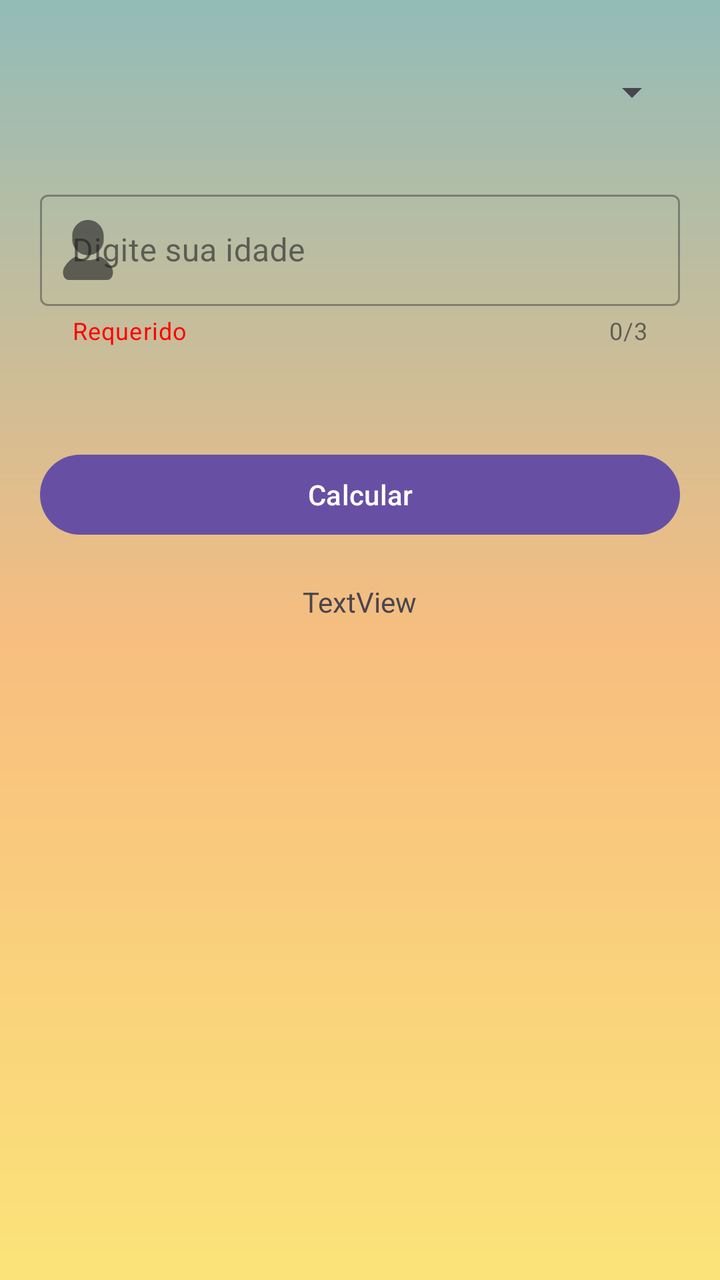
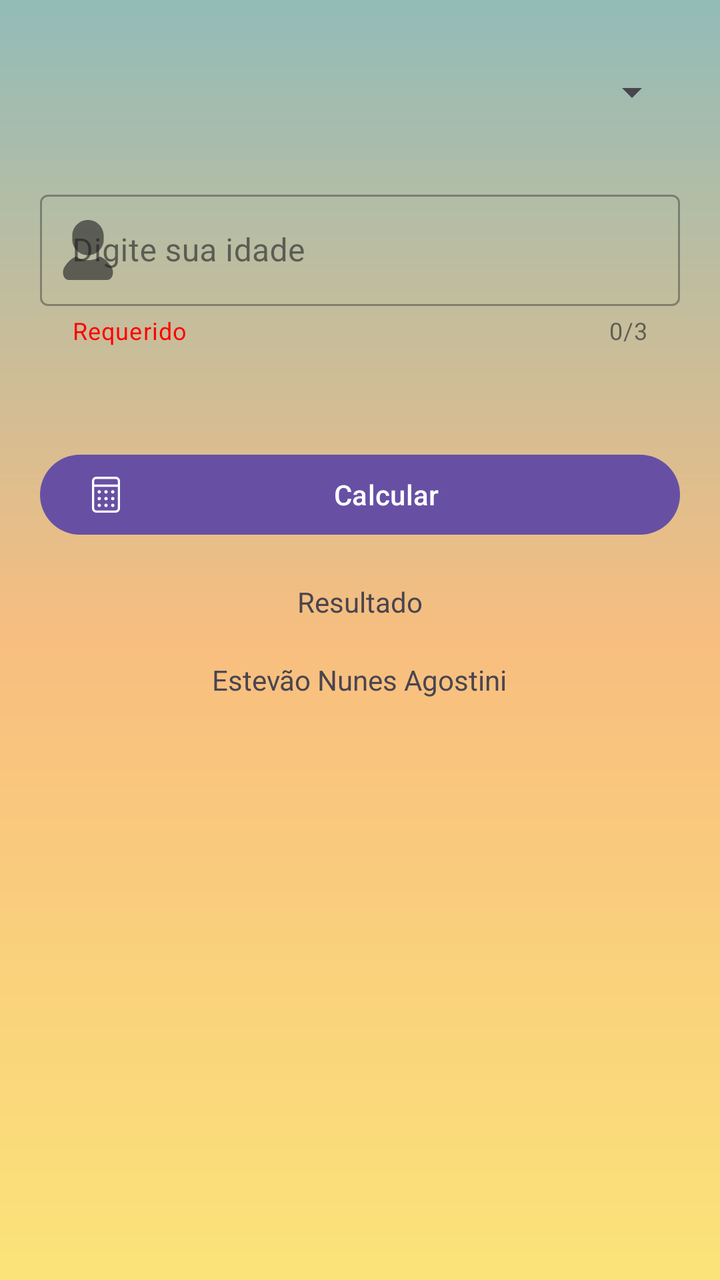

Screens rendered from an Android XML layout before and after an edit, with the pre-edit source and the edit as a unified diff.
<!-- AndroidManifest.xml: application theme Theme.AppAposentadoria -->
<!-- res/layout/activity_main.xml -->
<?xml version="1.0" encoding="utf-8"?>
<LinearLayout
    xmlns:android="http://schemas.android.com/apk/res/android"
    xmlns:tools="http://schemas.android.com/tools"
    xmlns:app="http://schemas.android.com/apk/res-auto"
    android:id="@+id/main"
    android:layout_width="match_parent"
    android:layout_height="match_parent"
    android:orientation="vertical"
    android:paddingStart="20dp"
    android:paddingEnd="20dp"
    android:background="@drawable/bgbackground"
    tools:context=".MainActivity">

    <Spinner
        android:id="@+id/escolha"
        android:layout_width="match_parent"
        android:layout_height="wrap_content"
        android:layout_marginTop="30dp"
        android:padding="16dp" />

    <com.google.android.material.textfield.TextInputLayout
        android:id="@+id/inputIdade"
        style="@style/Widget.MaterialComponents.TextInputLayout.OutlinedBox"
        android:layout_width="match_parent"
        android:layout_height="wrap_content"
        android:layout_marginTop="30dp"
        android:hint="@string/digite_sua_idade"
        app:counterEnabled="true"
        app:counterMaxLength="3"
        app:endIconMode="clear_text"
        app:helperText="@string/requerido"
        app:helperTextTextColor="@color/red"
        app:startIconDrawable="@drawable/icpessoa">

        <com.google.android.material.textfield.TextInputEditText
            android:id="@+id/editIdade"
            android:layout_width="match_parent"
            android:layout_height="wrap_content"
            android:inputType="number"
            android:maxLength="3" />

    </com.google.android.material.textfield.TextInputLayout>

    <Button
        android:id="@+id/calcular"
        android:layout_width="match_parent"
        android:layout_height="wrap_content"
        android:layout_marginTop="50dp"
        android:text="@string/calcular" />

    <TextView
        android:id="@+id/textView"
        android:layout_width="wrap_content"
        android:layout_height="wrap_content"
        android:layout_gravity="center_horizontal"
        android:layout_marginTop="20dp"
        android:text="TextView" />

</LinearLayout>
<!-- resources referenced by this layout -->
<resources>
  <color name="red">#FF0000</color>
  <!-- drawable bgbackground (drawable) -->
  <?xml version="1.0" encoding="utf-8"?>
  <shape xmlns:android="http://schemas.android.com/apk/res/android"
      android:shape="rectangle">
  
      <gradient
          android:type="linear"
          android:startColor="@color/degrade1"
          android:centerColor="@color/degrade2"
          android:endColor="@color/degrade3"
          android:angle="50" />
  
  </shape>
  <!-- drawable icpessoa (drawable) -->
  <vector xmlns:android="http://schemas.android.com/apk/res/android" android:height="30dp" android:viewportHeight="512" android:viewportWidth="512" android:width="30dp">
        
      <path android:fillColor="#000000" android:pathData="M458.16,404.22c-18.93,-33.65 -49.93,-71.76 -100.41,-93.43c-28.87,20.2 -63.94,32.09 -101.75,32.09c-37.83,0 -72.9,-11.89 -101.77,-32.09c-50.47,21.67 -81.48,59.78 -100.4,93.43C28.73,448.85 48.42,512 91.84,512c43.43,0 164.16,0 164.16,0s120.73,0 164.15,0C463.58,512 483.27,448.85 458.16,404.22z"/>
        
      <path android:fillColor="#000000" android:pathData="M256.01,300.64c74.14,0 134.23,-60.11 134.23,-134.24v-32.16C390.24,60.11 330.15,0 256.01,0c-74.15,0 -134.25,60.11 -134.25,134.24V166.4C121.75,240.53 181.85,300.64 256.01,300.64z"/>
      
  </vector>
  <string name="calcular">Calcular</string>
  <string name="digite_sua_idade">Digite sua idade</string>
  <string name="requerido">Requerido</string>
  <style name="Theme.AppAposentadoria" parent="Base.Theme.AppAposentadoria" />
  <color name="degrade1">#92BCB8</color>
  <color name="degrade2">#F8BE7F</color>
  <color name="degrade3">#FBE379</color>
  <style name="Base.Theme.AppAposentadoria" parent="Theme.Material3.DayNight.NoActionBar">
          
          
      </style>
</resources>

<!-- the commit's change to res/layout/activity_main.xml (unified diff, before → after) -->
@@ -47,14 +47,23 @@
         android:layout_width="match_parent"
         android:layout_height="wrap_content"
         android:layout_marginTop="50dp"
-        android:text="@string/calcular" />
+        android:text="@string/calcular"
+        app:icon="@drawable/iccalculadora"/>
 
     <TextView
-        android:id="@+id/textView"
+        android:id="@+id/resultado"
         android:layout_width="wrap_content"
         android:layout_height="wrap_content"
         android:layout_gravity="center_horizontal"
         android:layout_marginTop="20dp"
-        android:text="TextView" />
+        android:text="@string/resultado" />
+
+    <TextView
+        android:id="@+id/nome"
+        android:layout_width="wrap_content"
+        android:layout_height="wrap_content"
+        android:layout_gravity="center_horizontal"
+        android:layout_marginTop="20dp"
+        android:text="@string/nome" />
 
 </LinearLayout>
<!-- resource entries referenced after the edit -->
@@ -14,6 +14,12 @@
           android:angle="50" />
   
   </shape>
+  <!-- drawable iccalculadora (drawable) -->
+  <vector xmlns:android="http://schemas.android.com/apk/res/android" android:height="30dp" android:viewportHeight="32" android:viewportWidth="32" android:width="30dp">
+        
+      <path android:fillColor="#FFFFFF" android:fillType="nonZero" android:pathData="m24.5,0c2.209,0 4,1.791 4,4v24c0,2.209 -1.791,4 -4,4h-17c-2.209,0 -4,-1.791 -4,-4v-24c0,-2.209 1.791,-4 4,-4zM26.5,9h-21v19c0,1.054 0.816,1.918 1.851,1.995l0.149,0.005h17c1.054,0 1.918,-0.816 1.995,-1.851l0.005,-0.149zM10,24c0.828,0 1.5,0.672 1.5,1.5s-0.672,1.5 -1.5,1.5 -1.5,-0.672 -1.5,-1.5 0.672,-1.5 1.5,-1.5zM16,24c0.828,0 1.5,0.672 1.5,1.5s-0.672,1.5 -1.5,1.5 -1.5,-0.672 -1.5,-1.5 0.672,-1.5 1.5,-1.5zM22,24c0.828,0 1.5,0.672 1.5,1.5s-0.672,1.5 -1.5,1.5 -1.5,-0.672 -1.5,-1.5 0.672,-1.5 1.5,-1.5zM10,18c0.828,0 1.5,0.672 1.5,1.5s-0.672,1.5 -1.5,1.5 -1.5,-0.672 -1.5,-1.5 0.672,-1.5 1.5,-1.5zM16,18c0.828,0 1.5,0.672 1.5,1.5s-0.672,1.5 -1.5,1.5 -1.5,-0.672 -1.5,-1.5 0.672,-1.5 1.5,-1.5zM22,18c0.828,0 1.5,0.672 1.5,1.5s-0.672,1.5 -1.5,1.5 -1.5,-0.672 -1.5,-1.5 0.672,-1.5 1.5,-1.5zM10,12c0.828,0 1.5,0.672 1.5,1.5s-0.672,1.5 -1.5,1.5 -1.5,-0.672 -1.5,-1.5 0.672,-1.5 1.5,-1.5zM16,12c0.828,0 1.5,0.672 1.5,1.5s-0.672,1.5 -1.5,1.5 -1.5,-0.672 -1.5,-1.5 0.672,-1.5 1.5,-1.5zM22,12c0.828,0 1.5,0.672 1.5,1.5s-0.672,1.5 -1.5,1.5 -1.5,-0.672 -1.5,-1.5 0.672,-1.5 1.5,-1.5zM24.5,2h-17c-1.054,0 -1.918,0.816 -1.995,1.851l-0.005,0.149v3h21v-3c0,-1.054 -0.816,-1.918 -1.851,-1.995z"/>
+      
+  </vector>
   <!-- drawable icpessoa (drawable) -->
   <vector xmlns:android="http://schemas.android.com/apk/res/android" android:height="30dp" android:viewportHeight="512" android:viewportWidth="512" android:width="30dp">
         
@@ -24,7 +30,9 @@
   </vector>
   <string name="calcular">Calcular</string>
   <string name="digite_sua_idade">Digite sua idade</string>
+  <string name="nome">Estevão Nunes Agostini</string>
   <string name="requerido">Requerido</string>
+  <string name="resultado">Resultado</string>
   <style name="Theme.AppAposentadoria" parent="Base.Theme.AppAposentadoria" />
   <color name="degrade1">#92BCB8</color>
   <color name="degrade2">#F8BE7F</color>
